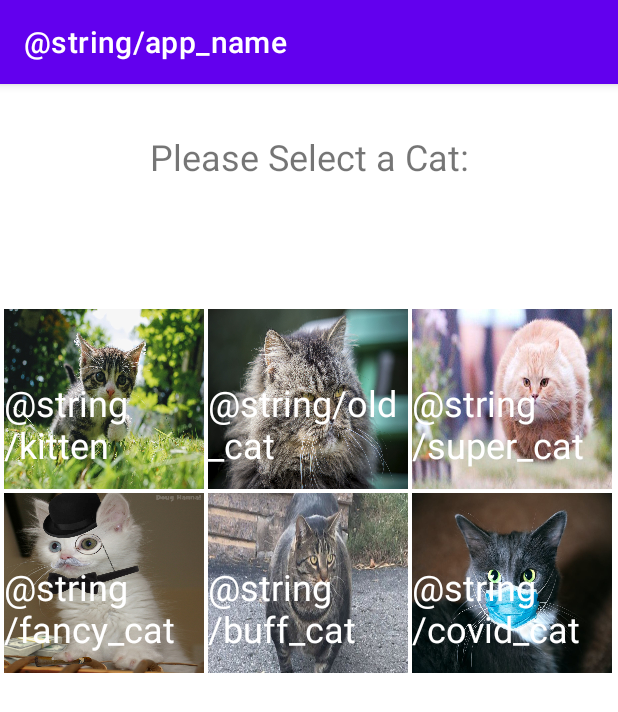
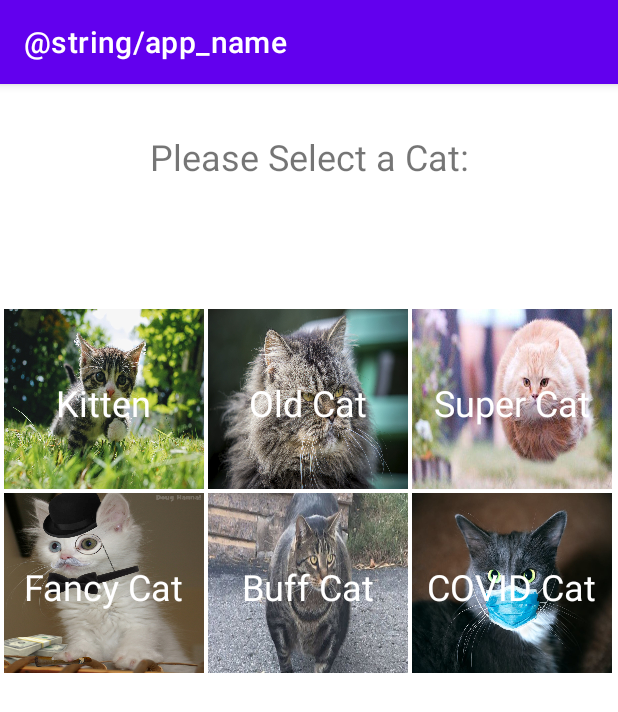
Before and after one commit to AWTemple/CIS3515_Assignment4, an Android app: the screen it shows after launch (SelectionActivity), on a phone screen of 412 x 824 dp. Shown: the top 712 px of the screen. Run offline under Robolectric (Android 15) with nearby library versions, the phone set to English and light mode, and no system bars.

Commit message:
Changed names and descriptions to be in a string-array resources xml file.

```diff
--- a/app/src/main/java/edu/temple/cis3515_assignment4/SelectionActivity.java
+++ b/app/src/main/java/edu/temple/cis3515_assignment4/SelectionActivity.java
@@ -3,6 +3,7 @@ package edu.temple.cis3515_assignment4;
 import androidx.appcompat.app.AppCompatActivity;
 
 import android.content.Intent;
+import android.content.res.Resources;
 import android.os.Bundle;
 import android.view.View;
 import android.widget.AdapterView;
@@ -36,14 +37,13 @@ public class SelectionActivity extends AppCompatActivity
         gridview = findViewById(R.id.gridView);
         textView = findViewById(R.id.prompt);
 
-        //Make an ArrayList of Cat Objects
+        //Make an ArrayList of Cat Objects from the cat_string_arrays file
+        Resources res = getResources();
+        String[] catNames = res.getStringArray(R.array.cat_names);
+        String[] catDescs = res.getStringArray(R.array.cat_descriptions);
         catArray = new ArrayList<Cat>();
-        catArray.add(new Cat("@string/kitten", "@string/kitten_desc"));
-        catArray.add(new Cat("@string/old_cat", "@string/old_cat_desc"));
-        catArray.add(new Cat("@string/super_cat", "@string/super_cat_desc"));
-        catArray.add(new Cat("@string/fancy_cat", "@string/fancy_cat_desc"));
-        catArray.add(new Cat("@string/buff_cat", "@string/buff_cat_desc"));
-        catArray.add(new Cat("@string/covid_cat", "@string/covid_cat_desc"));
+        for(int i = 0; i < catNames.length; i++)
+            catArray.add(new Cat(catNames[i], catDescs[i]));
 
 
         //Instantiate array of images to go with
--- /dev/null
+++ b/app/src/main/res/values/cat_string_arrays.xml
@@ -0,0 +1,19 @@
+<?xml version="1.0" encoding="utf-8"?>
+<resources>
+    <string-array name="cat_names">
+        <item>Kitten</item>
+        <item>Old Cat</item>
+        <item>Super Cat</item>
+        <item>Fancy Cat</item>
+        <item>Buff Cat</item>
+        <item>COVID Cat</item>
+    </string-array>
+    <string-array name="cat_descriptions">
+        <item>I would give it a kit-10/10.</item>
+        <item>Aged like a fine feline.</item>
+        <item>Birds beware.</item>
+        <item>He landed on his feet.</item>
+        <item>Meowscular.</item>
+        <item>Sick as a dog.</item>
+    </string-array>
+</resources>
```
Also changed, not shown: app/src/main/res/values/strings.xml (+0 -12 lines).
